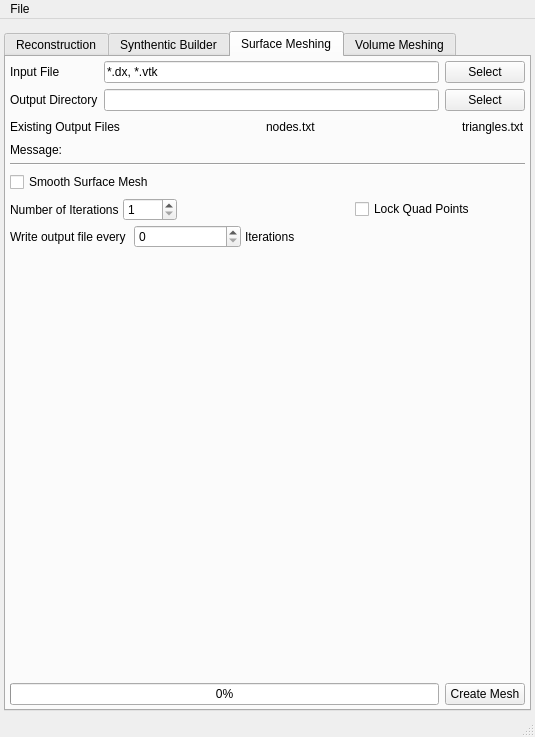
Above: Source/AIM/GUI/UI_Files/RepresentationUI.ui from BlueQuartzSoftware/DREAM3D before the change. Below: the same form after it.
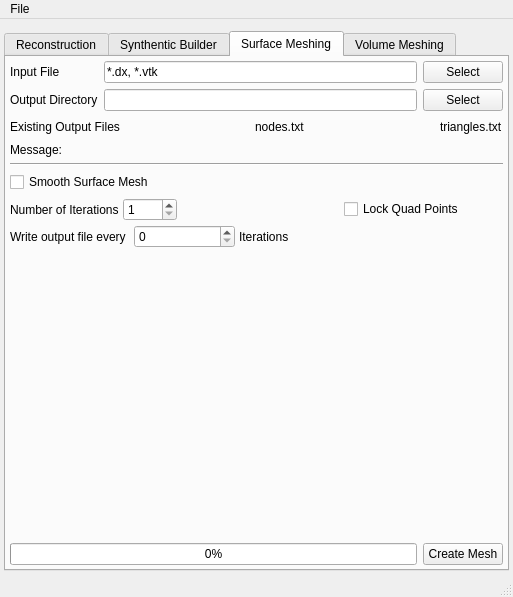
That is the form after the change. The open tabs and pages were chosen to show the change. Icons and pictures are not drawn.

Patch:
```diff
--- a/Source/AIM/GUI/UI_Files/RepresentationUI.ui
+++ b/Source/AIM/GUI/UI_Files/RepresentationUI.ui
@@ -6,8 +6,8 @@
    <rect>
     <x>0</x>
     <y>0</y>
-    <width>535</width>
-    <height>737</height>
+    <width>513</width>
+    <height>597</height>
    </rect>
   </property>
   <property name="windowTitle">
@@ -1294,7 +1294,7 @@
         <item>
          <layout class="QGridLayout" name="gridLayout_9">
           <property name="spacing">
-           <number>-1</number>
+           <number>6</number>
           </property>
           <item row="0" column="0">
            <widget class="QLabel" name="label_24">
@@ -1566,8 +1566,8 @@
     <rect>
      <x>0</x>
      <y>0</y>
-     <width>535</width>
-     <height>22</height>
+     <width>513</width>
+     <height>21</height>
     </rect>
    </property>
    <widget class="QMenu" name="menuFile">
```
Left out of the diff: 1 changed line with no effect on the pictures.
